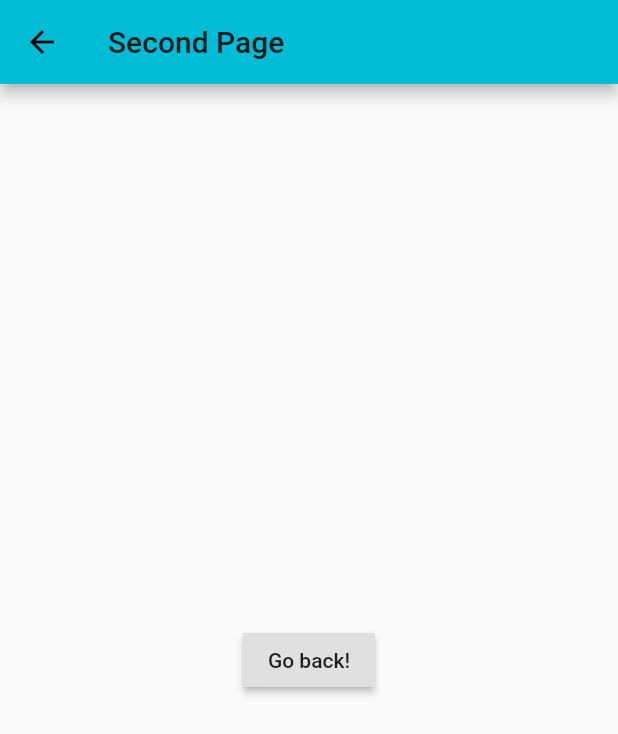
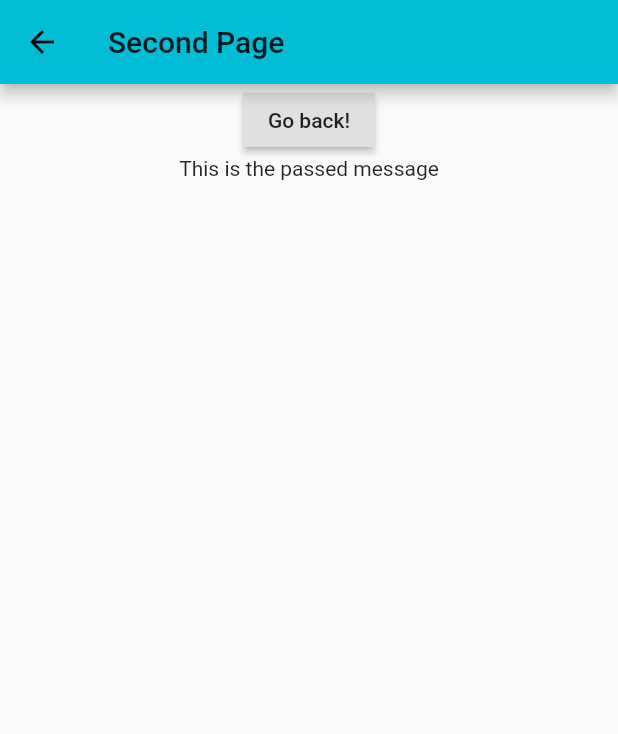
Before and after one commit to remith/learning_flutter, a Flutter app: the screen it shows after launch, after a tap on "Open Second Page", on a phone screen of 412 x 824 dp. Shown: the top 734 px of the screen. Run offline on Flutter 3.47's test engine with Material 2 defaults, Android fonts, the phone set to English and light mode, and no system bars.

```diff
--- a/lib/main.dart
+++ b/lib/main.dart
@@ -11,7 +11,7 @@ class MyApp extends StatelessWidget {
 // title section widget from Material app
 
     return MaterialApp(
-        title: 'Flutter Demo',
+      title: 'First Page',
       theme: ThemeData(
         primarySwatch: Colors.cyan,
         visualDensity: VisualDensity.adaptivePlatformDensity,
@@ -19,8 +19,9 @@ class MyApp extends StatelessWidget {
 // home: FirstRoute());
       initialRoute: '/',
       routes: {
-          '/' : (context) => FirstRoute(),
-          '/second' : (context) => SecondRoute(),
+        '/': (context) => FirstRoute(), //initial page
+// '/second': (context) => SecondRoute(), // navigated page
+        SecondRoute.routeName: (context) => SecondRoute(),
       },
     );
   }
@@ -95,16 +96,19 @@ class FirstRoute extends StatelessWidget {
       child: RaisedButton(
         child: Text('Open Second Page'),
         onPressed: () {
-          Navigator.push(
+          Navigator.pushNamed(
             context,
-            MaterialPageRoute(builder: (context) => SecondRoute()),
+// MaterialPageRoute(builder: (context) => SecondRoute()),
+            SecondRoute.routeName,
+            arguments:
+                NavigationArgs('Second Page', 'This is the passed message'),
           );
         },
       ),
     );
     return Scaffold(
       appBar: AppBar(
-        title: Text('Flutter demo'),
+        title: Text('Home'),
       ),
       body: ListView(
         children: [
@@ -142,13 +146,17 @@ class FirstRoute extends StatelessWidget {
 }
 
 class SecondRoute extends StatelessWidget {
+  static const routeName = '/extractArguments';
   @override
   Widget build(BuildContext context) {
+    final NavigationArgs args = ModalRoute.of(context).settings.arguments;
+    debugPrint('args:$args');
     return Scaffold(
       appBar: AppBar(
-        title: Text("Second Page"),
+        title: Text(args.title),
       ),
-      body: Center(
+      body: ListView(children: [
+        Center(
           child: RaisedButton(
             onPressed: () {
               Navigator.pop(context);
@@ -156,81 +164,10 @@ class SecondRoute extends StatelessWidget {
             child: Text('Go back!'),
           ),
         ),
-    );
-  }
-}
-
-class MyHomePage extends StatefulWidget {
-  MyHomePage({Key key, this.title}) : super(key: key);
-  final String title;
-
-  @override
-  _MyHomePageState createState() => _MyHomePageState();
-}
-
-class _MyHomePageState extends State<MyHomePage> {
-  int _counter = 0;
-
-  void _incrementCounter() {
-    setState(() {
-      // This call to setState tells the Flutter framework that something has
-      // changed in this State, which causes it to rerun the build method below
-      // so that the display can reflect the updated values. If we changed
-      // _counter without calling setState(), then the build method would not be
-      // called again, and so nothing would appear to happen.
-      _counter++;
-    });
-  }
-
-  @override
-  Widget build(BuildContext context) {
-    // This method is rerun every time setState is called, for instance as done
-    // by the _incrementCounter method above.
-    //
-    // The Flutter framework has been optimized to make rerunning build methods
-    // fast, so that you can just rebuild anything that needs updating rather
-    // than having to individually change instances of widgets.
-    return Scaffold(
-      appBar: AppBar(
-        // Here we take the value from the MyHomePage object that was created by
-        // the App.build method, and use it to set our appbar title.
-        title: Text(widget.title),
+        Center(
+          child: Text(args.message),
         ),
-      body: Center(
-        // Center is a layout widget. It takes a single child and positions it
-        // in the middle of the parent.
-        child: Column(
-          // Column is also a layout widget. It takes a list of children and
-          // arranges them vertically. By default, it sizes itself to fit its
-          // children horizontally, and tries to be as tall as its parent.
-          //
-          // Invoke "debug painting" (press "p" in the console, choose the
-          // "Toggle Debug Paint" action from the Flutter Inspector in Android
-          // Studio, or the "Toggle Debug Paint" command in Visual Studio Code)
-          // to see the wireframe for each widget.
-          //
-          // Column has various properties to control how it sizes itself and
-          // how it positions its children. Here we use mainAxisAlignment to
-          // center the children vertically; the main axis here is the vertical
-          // axis because Columns are vertical (the cross axis would be
-          // horizontal).
-          mainAxisAlignment: MainAxisAlignment.center,
-          children: <Widget>[
-            Text(
-              'You have pushed the button this many times:',
-            ),
-            Text(
-              '$_counter',
-              style: Theme.of(context).textTheme.headline4,
-            ),
-          ],
-        ),
-      ),
-      floatingActionButton: FloatingActionButton(
-        onPressed: _incrementCounter,
-        tooltip: 'Increment',
-        child: Icon(Icons.add),
-      ), // This trailing comma makes auto-formatting nicer for build methods.
+      ]),
     );
   }
 }
@@ -252,7 +189,7 @@ class _FavoriteWidgetState extends State<FavoriteWidget> {
         Container(
           padding: EdgeInsets.all(0),
           child: IconButton(
-            icon: (_isFavorited ? Icon(Icons.star) : Icon(Icons.star_border)),
+            icon: Icon((_isFavorited ? Icons.star : Icons.star_border)),
             color: Colors.red[500],
             onPressed: _toggleFavorite,
           ),
@@ -279,3 +216,10 @@ class _FavoriteWidgetState extends State<FavoriteWidget> {
     });
   }
 }
+
+// Navigation arguments
+class NavigationArgs {
+  final String title;
+  final String message;
+  NavigationArgs(this.title, this.message);
+}
```
Lines whose indentation alone changed are shown as unchanged.
